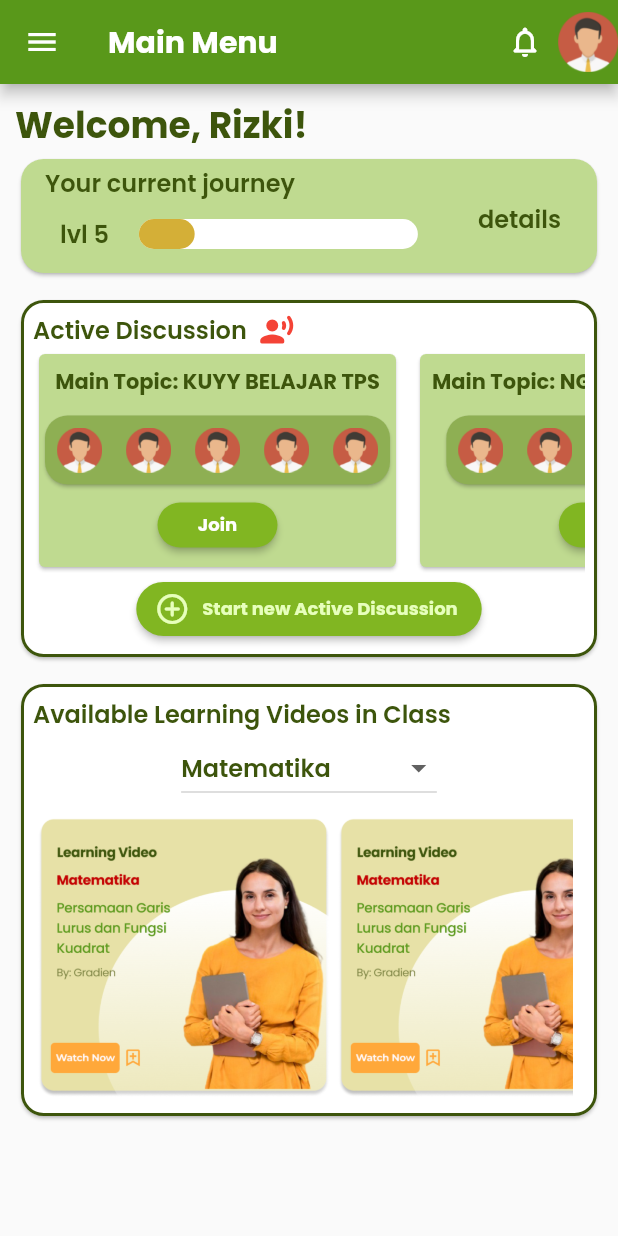
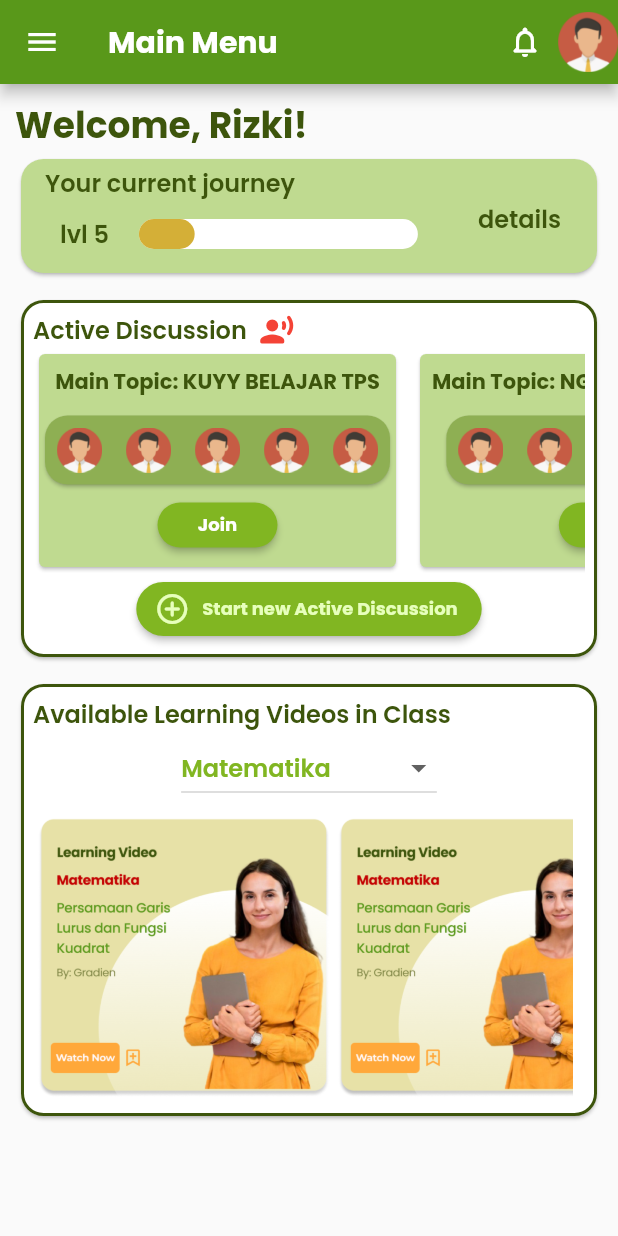
Before and after one commit to sabynn/temanajar_amygdala, a Flutter app: the PeerMainPage screen opened directly, on a phone screen of 412 x 824 dp. Run offline on Flutter 3.47's test engine with Material 2 defaults, Android fonts, the phone set to English and light mode, and no system bars; drawn by our look-alikes of percent_indicator; our stand-ins replace google_fonts.

Commit message:
Initial commit

```diff
--- a/lib/pages/peer_mainpage.dart
+++ b/lib/pages/peer_mainpage.dart
@@ -249,7 +249,7 @@ class _PeerMainPage extends State<PeerMainPage> {
                                         style: GoogleFonts.poppins(
                                           fontWeight: FontWeight.w600,
                                           fontSize: 16,
-                                          color: Color(0xFF3D550C),
+                                          color: Color(0xFF81B622),
                                         ),
                                       ),
                                     );
```
